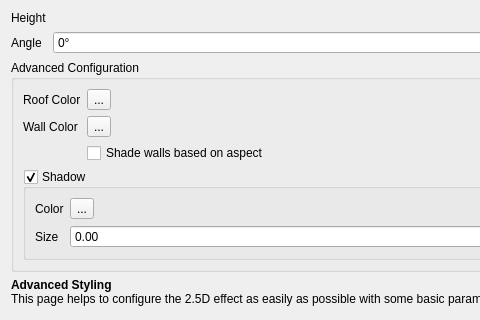
Old version of the form src/ui/symbollayer/qgs25drendererwidgetbase.ui in the repository qgis/QGIS; both pictures show x 0 to 480 and y 0 to 320 of the 657 by 587 pixel window.
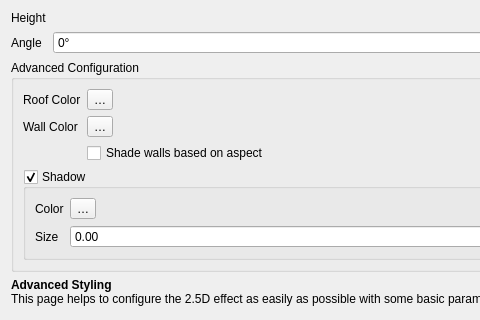
New version of the form. Custom widgets are drawn as their Qt base class.

The edit to the form file:
```diff
--- a/src/ui/symbollayer/qgs25drendererwidgetbase.ui
+++ b/src/ui/symbollayer/qgs25drendererwidgetbase.ui
@@ -44,7 +44,7 @@
       <item row="1" column="1">
        <widget class="QgsColorButton" name="mRoofColorButton">
         <property name="text">
-         <string>...</string>
+         <string>…</string>
         </property>
        </widget>
       </item>
@@ -58,7 +58,7 @@
       <item row="2" column="1">
        <widget class="QgsColorButton" name="mWallColorButton">
         <property name="text">
-         <string>...</string>
+         <string>…</string>
         </property>
        </widget>
       </item>
@@ -91,7 +91,7 @@
          <item row="0" column="1">
           <widget class="QgsColorButton" name="mShadowColorButton">
            <property name="text">
-            <string>...</string>
+            <string>…</string>
            </property>
           </widget>
          </item>
```
